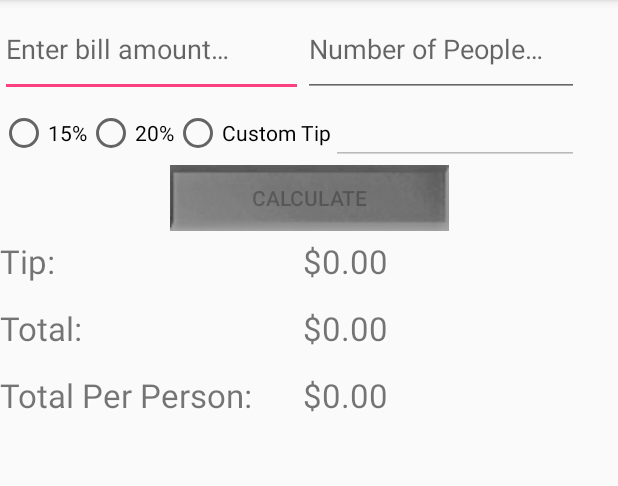
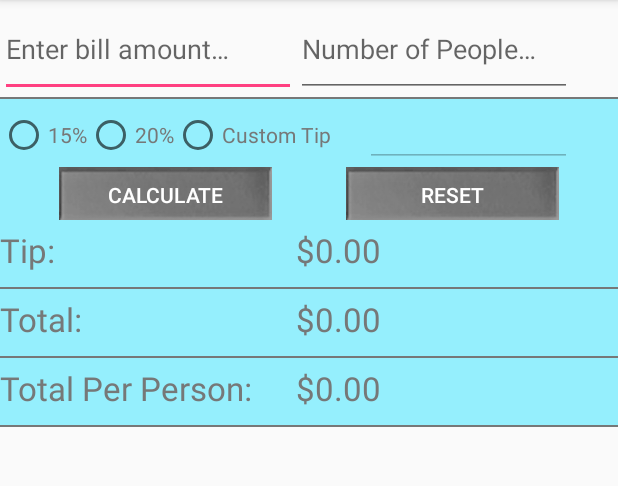
Before and after one commit to sarahryann11/TipCalculator-counter, an Android app: the screen it shows after launch (MainActivity), on a phone screen of 412 x 824 dp, the part 84-570 px from its top. Run offline under Robolectric (Android 15) with nearby library versions, the phone set to English and light mode, and no system bars.

Commit message:
Updating code

```diff
--- a/app/src/main/java/csci490/tipcalculator_counter/MainActivity.java
+++ b/app/src/main/java/csci490/tipcalculator_counter/MainActivity.java
@@ -30,12 +30,12 @@ public class MainActivity extends AppCompatActivity {
     private RadioButton tip20Button;
     private RadioButton tipCustomButton;
     private Button calculateButton;
+    private Button resetButton;
 
     private TextView totalTipAmount;
     private TextView totalBillAmount;
     private TextView totalTipPerPerson;
 
-    DecimalFormat precision = new DecimalFormat("#.00");
     private int otherTipChecked = -1;
 
     @Override
@@ -55,6 +55,8 @@ public class MainActivity extends AppCompatActivity {
 
         calculateButton = (Button) findViewById(R.id.button);
         calculateButton.setEnabled(false);
+
+        resetButton = (Button) findViewById(R.id.button2);
 
         tipsButtons = (RadioGroup) findViewById(R.id.tipsButtons);
         tip15Button = (RadioButton) findViewById(R.id.tip15Button);
@@ -91,7 +93,9 @@ public class MainActivity extends AppCompatActivity {
         billAmount.setOnKeyListener(mKeyListener);
         numPeople.setOnKeyListener(mKeyListener);
         tipOther.setOnKeyListener(mKeyListener);
+
         calculateButton.setOnClickListener(mClickListener);
+        resetButton.setOnClickListener(mClickListener);
     }
 
     private OnKeyListener mKeyListener = new OnKeyListener() {
@@ -123,6 +127,13 @@ public class MainActivity extends AppCompatActivity {
             {
                 calculate();
                 Toast toast = Toast.makeText(getApplicationContext(), "Bill Calculated!", Toast.LENGTH_SHORT);
+                toast.setGravity(Gravity.TOP, 0, 200);
+                toast.show();
+            }
+            else
+            {
+                reset();
+                Toast toast = Toast.makeText(getApplicationContext(), "Calculator Reset!", Toast.LENGTH_SHORT);
                 toast.setGravity(Gravity.TOP, 0, 200);
                 toast.show();
             }
@@ -181,12 +192,21 @@ public class MainActivity extends AppCompatActivity {
             totalBillAmount.setText("$" + billStr);
             totalTipAmount.setText("$" + tipStr);
             totalTipPerPerson.setText("$" + individualStr);
-
-            //totalBillAmount.setText("$" + bill.toString());
-            //totalTipAmount.setText("$" + tip.toString());
-            //totalTipPerPerson.setText("$" + individualBill.toString());
         }
 
+    }
+
+    private void reset()
+    {
+        totalBillAmount.setText("");
+        totalTipAmount.setText("");
+        totalTipPerPerson.setText("");
+        billAmount.setText("");
+        numPeople.setText("");
+        tipOther.setText("");
+
+        tipsButtons.clearCheck();
+        billAmount.requestFocus();
     }
 
     /**
--- a/app/src/main/res/layout/activity_main.xml
+++ b/app/src/main/res/layout/activity_main.xml
@@ -10,28 +10,33 @@
 
         <EditText
             android:id="@+id/bill"
-            android:layout_width="202dp"
+            android:layout_width="@dimen/billWidth"
             android:layout_height="wrap_content"
             android:layout_column="0"
             android:layout_span="1"
             android:hint="@string/billHint"
             android:inputType="numberDecimal"
-            android:paddingBottom="20dp"
-            android:paddingTop="20dp" />
+            android:paddingBottom="@dimen/paddingEdits"
+            android:paddingTop="@dimen/paddingEdits" />
 
         <EditText
             android:id="@+id/numPeople"
-            android:layout_width="184dp"
+            android:layout_width="@dimen/numPeopleWidth"
             android:layout_height="wrap_content"
-            android:layout_column="2"
+            android:layout_column="1"
+            android:layout_marginRight="@dimen/editTextMargin"
             android:layout_span="1"
             android:hint="@string/numPeopleHint"
             android:inputType="numberDecimal"
-            android:paddingBottom="20dp"
-            android:paddingTop="20dp" />
+            android:paddingBottom="@dimen/paddingEdits"
+            android:paddingTop="@dimen/paddingEdits" />
     </TableRow>
 
-    <TableRow>
+    <View
+        android:background="@color/grey"
+        android:layout_height="@dimen/divider" />
+
+    <TableRow android:background="@color/lightBlue">
 
         <RadioGroup
             android:id="@+id/tipsButtons"
@@ -43,21 +48,24 @@
 
             <RadioButton
                 android:id="@+id/tip15Button"
+                android:textColor="@color/grey"
                 android:layout_width="wrap_content"
                 android:layout_height="wrap_content"
                 android:text="@string/tip15" />
 
             <RadioButton
                 android:id="@+id/tip20Button"
+                android:textColor="@color/grey"
                 android:layout_width="wrap_content"
                 android:layout_height="wrap_content"
                 android:text="@string/tip20" />
 
             <RadioButton
                 android:id="@+id/tipCustomButton"
-                android:layout_width="wrap_content"
+                android:layout_width="127dp"
                 android:layout_height="wrap_content"
-                android:text="@string/tipCustom" />
+                android:text="@string/tipCustom"
+                android:textColor="@color/grey" />
 
             <EditText
                 android:id="@+id/tipOther"
@@ -65,115 +73,141 @@
                 android:layout_height="wrap_content"
                 android:layout_column="1"
                 android:layout_weight="1"
+                android:layout_marginRight="@dimen/editTextMargin"
+                android:textColor="@color/grey"
                 android:inputType="numberDecimal" />
         </RadioGroup>
     </TableRow>
 
-    <!-- Calculate Button -->
-    <android.support.constraint.ConstraintLayout>
+
+
+    <!-- Calculate and Reset Buttons -->
+    <android.support.constraint.ConstraintLayout
+        android:layout_height="35dp"
+        android:background="@color/lightBlue">
 
         <Button
             android:id="@+id/button"
-            android:layout_width="186dp"
-            android:layout_height="44dp"
+            android:layout_width="@dimen/buttonWidth"
+            android:layout_height="@dimen/buttonHeight"
+            android:layout_column="0"
+            android:layout_margin="@dimen/buttonMargin"
+            android:layout_span="0"
             android:background="@drawable/button_style"
             android:text="@string/calculateButton"
+            android:textColor="@color/white"
+            app:layout_constraintBottom_toBottomOf="parent"
+            app:layout_constraintEnd_toStartOf="@+id/button2"
+            app:layout_constraintHorizontal_bias="0.5"
+            app:layout_constraintStart_toStartOf="parent"
+            app:layout_constraintTop_toTopOf="parent" />
+
+        <Button
+            android:id="@+id/button2"
+            android:layout_width="@dimen/buttonWidth"
+            android:layout_height="@dimen/buttonHeight"
+            android:layout_column="1"
+            android:layout_margin="@dimen/buttonMargin"
+            android:layout_marginStart="172dp"
+            android:background="@drawable/button_style"
+            android:text="@string/resetButton"
+            android:textColor="@color/white"
             app:layout_constraintBottom_toBottomOf="parent"
             app:layout_constraintEnd_toEndOf="parent"
-            app:layout_constraintStart_toStartOf="parent"
-            app:layout_constraintTop_toTopOf="parent"
-            app:layout_constraintVertical_bias="0.0" />
+            app:layout_constraintHorizontal_bias="0.5"
+            app:layout_constraintStart_toEndOf="@+id/button"
+            app:layout_constraintTop_toTopOf="parent" />
     </android.support.constraint.ConstraintLayout>
+
 
     <!-- Tip Total -->
     <TableRow
-        android:paddingBottom="10dip"
-        android:paddingTop="5dip">
+        android:background="@color/lightBlue"
+        android:paddingBottom="@dimen/paddingBottom"
+        android:paddingTop="@dimen/paddingTop">
+
         <TextView
             android:id="@+id/tip"
             android:layout_width="wrap_content"
             android:layout_height="wrap_content"
             android:layout_column="0"
-            android:shadowColor="#FFFFFF"
-            android:shadowRadius="2"
-            android:shadowDx="1"
-            android:shadowDy="1"
-            android:textSize="10pt"
+            android:textColor="@color/grey"
+            android:textSize="@dimen/textSize10"
             android:text="@string/tipPicker" />
 
         <TextView
             android:id="@+id/tipTotal"
             android:layout_width="wrap_content"
             android:layout_height="wrap_content"
-            android:layout_column="2"
+            android:layout_column="1"
             android:layout_span="2"
-            android:shadowColor="#FFFFFF"
-            android:shadowRadius="2"
-            android:shadowDx="1"
-            android:shadowDy="1"
+            android:textColor="@color/grey"
             android:text="@string/tipTotal"
-            android:textSize="10pt" />
+            android:textSize="@dimen/textSize10" />
     </TableRow>
+
+    <View
+        android:background="@color/grey"
+        android:layout_height="@dimen/divider" />
 
     <!-- Bill Total -->
     <TableRow
-        android:paddingBottom="10dip"
-        android:paddingTop="5dip">
+        android:background="@color/lightBlue"
+        android:paddingBottom="@dimen/paddingBottom"
+        android:paddingTop="@dimen/paddingTop">
+
         <TextView
             android:id="@+id/total"
             android:layout_width="wrap_content"
             android:layout_height="wrap_content"
             android:layout_column="0"
-            android:shadowColor="#FFFFFF"
-            android:shadowRadius="2"
-            android:shadowDx="1"
-            android:shadowDy="1"
-            android:textSize="10pt"
-            android:text="@string/total"/>
+            android:textColor="@color/grey"
+            android:textSize="@dimen/textSize10"
+            android:text="@string/total" />
 
         <TextView
             android:id="@+id/amountTotal"
             android:layout_width="wrap_content"
             android:layout_height="wrap_content"
-            android:layout_column="2"
+            android:layout_column="1"
             android:layout_span="2"
-            android:shadowColor="#FFFFFF"
-            android:shadowRadius="2"
-            android:shadowDx="1"
-            android:shadowDy="1"
+            android:textColor="@color/grey"
             android:text="@string/amountTotal"
-            android:textSize="10pt" />
+            android:textSize="@dimen/textSize10" />
     </TableRow>
+
+    <View
+        android:background="@color/grey"
+        android:layout_height="@dimen/divider" />
 
     <!-- Amount Per Person Total -->
     <TableRow
-        android:paddingBottom="10dip"
-        android:paddingTop="5dip">
+        android:background="@color/lightBlue"
+        android:paddingBottom="@dimen/paddingBottom"
+        android:paddingTop="@dimen/paddingTop">
 
         <TextView
             android:id="@+id/totalPerPerson"
             android:layout_width="wrap_content"
             android:layout_height="wrap_content"
             android:layout_column="0"
-            android:shadowColor="#FFFFFF"
-            android:shadowDx="1"
-            android:shadowDy="1"
-            android:shadowRadius="2"
+            android:textColor="@color/grey"
             android:text="@string/totalPerPerson"
-            android:textSize="10pt" />
+            android:textSize="@dimen/textSize10" />
 
         <TextView
             android:id="@+id/totalPerPersonTotal"
             android:layout_width="wrap_content"
             android:layout_height="wrap_content"
-            android:layout_column="2"
+            android:layout_column="1"
             android:layout_span="3"
-            android:shadowColor="#FFFFFF"
-            android:shadowDx="1"
-            android:shadowDy="1"
-            android:shadowRadius="2"
+            android:textColor="@color/grey"
             android:text="@string/totalPerPersonTotal"
-            android:textSize="10pt" />
+            android:textSize="@dimen/textSize10" />
     </TableRow>
 
+    <View
+        android:background="@color/grey"
+        android:layout_height="@dimen/divider" />
+
 </TableLayout>
--- a/app/src/main/res/values/colors.xml
+++ b/app/src/main/res/values/colors.xml
@@ -3,4 +3,8 @@
     <color name="colorPrimary">#3F51B5</color>
     <color name="colorPrimaryDark">#303F9F</color>
     <color name="colorAccent">#FF4081</color>
+    <color name="white">#ffffff</color>
+    <color name="lightBlue">#95effd</color>
+    <color name="grey">#767878</color>
+
 </resources>
--- /dev/null
+++ b/app/src/main/res/values/dimens.xml
@@ -0,0 +1,14 @@
+<?xml version="1.0" encoding="utf-8"?>
+<resources>
+    <dimen name="textSize10">10pt</dimen>
+    <dimen name="paddingTop">5dip</dimen>
+    <dimen name="paddingBottom">10dip</dimen>
+    <dimen name="paddingEdits">20dip</dimen>
+    <dimen name="billWidth">197dp</dimen>
+    <dimen name="numPeopleWidth">184dp</dimen>
+    <dimen name="divider">2px</dimen>
+    <dimen name="buttonHeight">40dp</dimen>
+    <dimen name="buttonWidth">142dp</dimen>
+    <dimen name="buttonMargin">10dp</dimen>
+    <dimen name="editTextMargin">20dp</dimen>
+</resources>
--- a/app/src/main/res/values/strings.xml
+++ b/app/src/main/res/values/strings.xml
@@ -3,6 +3,7 @@
     <string name="billHint">Enter bill amount…</string>
     <string name="numPeopleHint">Number of People…</string>
     <string name="calculateButton">Calculate</string>
+    <string name="resetButton">Reset</string>
     <string name="tipPicker">Tip:</string>
     <string name="tip15">15%</string>
     <string name="tip20">20%</string>
```
